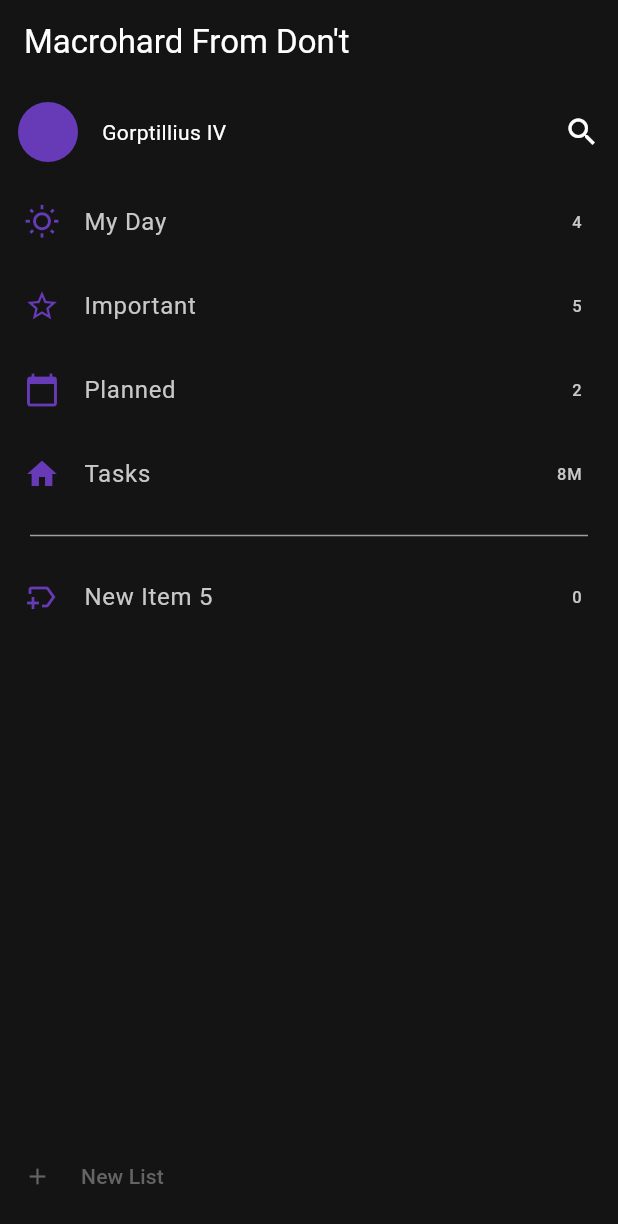
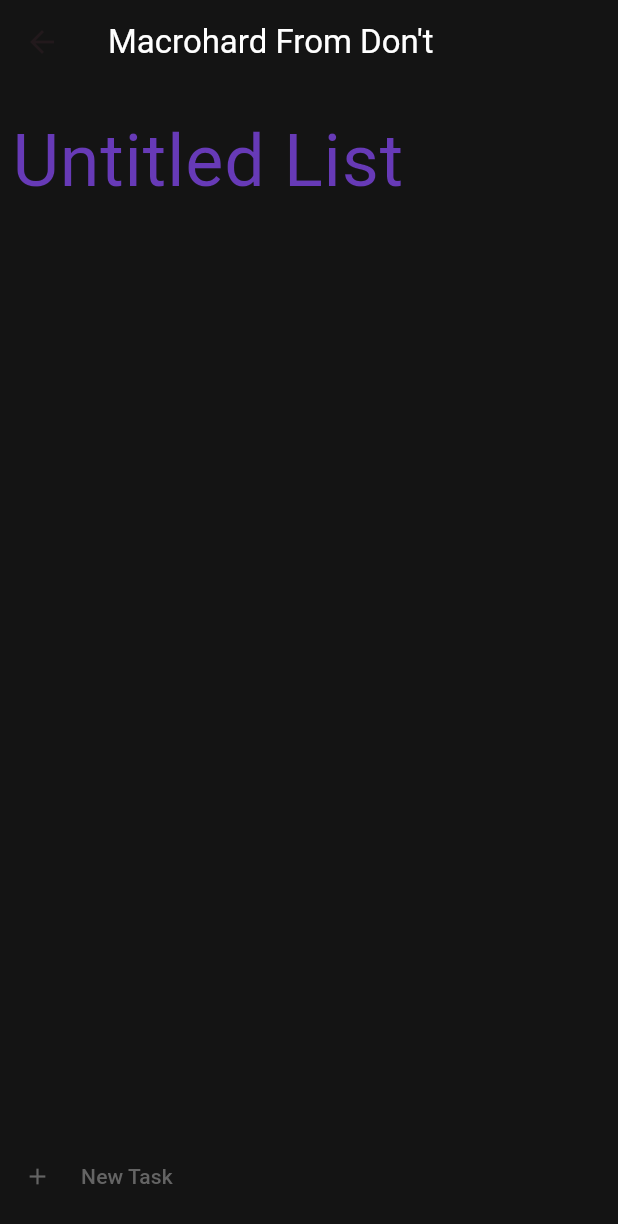
Before and after one commit to DerekBrandon0811/LearnFlutter, a Flutter app: the screen it shows after launch, after a tap on "New List", on a phone screen of 412 x 824 dp. Shown: the top 1224 px of the screen. Run offline on Flutter 3.47's test engine with Material 2 defaults, Android fonts, the phone set to English and light mode, and no system bars; drawn by our look-alikes of flutter_slidable.

Commit message:
Added task page and separated code. Need to work on state next

```diff
--- /dev/null
+++ b/my_app/lib/list_builder.dart
@@ -0,0 +1,63 @@
+import 'package:flutter/material.dart';
+import 'package:flutter_slidable/flutter_slidable.dart';
+
+class ListItem extends StatelessWidget {
+  const ListItem({
+    super.key,
+    required this.title,
+    required this.taskCount,
+    required this.iconType,
+  });
+
+  final String title;
+  final String taskCount;
+  final IconData iconType;
+
+  @override
+  Widget build(BuildContext context) {
+    return ListTile(
+      leading: Icon(iconType, color: Colors.deepPurple),
+      title: Text(title),
+      textColor: const Color.fromARGB(255, 200, 200, 200),
+      trailing: Text(taskCount),
+    );
+  }
+}
+
+class ListBuilder extends StatefulWidget {
+  const ListBuilder({super.key, required this.listItems});
+
+  final List<Widget> listItems;
+
+  @override
+  State<ListBuilder> createState() => ListBuilderState();
+}
+
+class ListBuilderState extends State<ListBuilder> {
+  @override
+  Widget build(BuildContext context) {
+    return ListView.builder(
+        itemCount: widget.listItems.length,
+        itemBuilder: (context, index) {
+          final item = widget.listItems[index];
+          return Slidable(
+            key: Key('$item'),
+            endActionPane: ActionPane(
+              motion: const ScrollMotion(),
+              children: [
+                SlidableAction(
+                  onPressed: (context) {
+                    setState(() {
+                      widget.listItems.removeAt(index);
+                    });
+                  },
+                  backgroundColor: Colors.red,
+                  icon: Icons.delete,
+                )
+              ],
+            ),
+            child: item,
+          );
+        });
+  }
+}
--- a/my_app/lib/main.dart
+++ b/my_app/lib/main.dart
@@ -1,5 +1,6 @@
 import 'package:flutter/material.dart';
-import 'package:flutter_slidable/flutter_slidable.dart';
+import 'package:macrohard/task_page.dart';
+import 'package:macrohard/list_builder.dart';
 
 void main() {
   runApp(const MyApp());
@@ -34,13 +35,13 @@ class MyApp extends StatelessWidget {
             background: const Color.fromARGB(255, 20, 20, 20)),
         useMaterial3: true,
       ),
-      home: const MyHomePage(title: 'Flutter Demo Home Page'),
+      home: const HomePage(),
     );
   }
 }
 
-class MyHomePage extends StatefulWidget {
-  const MyHomePage({super.key, required this.title});
+class HomePage extends StatefulWidget {
+  const HomePage({super.key});
 
   // This widget is the home page of your application. It is stateful, meaning
   // that it has a State object (defined below) that contains fields that affect
@@ -51,34 +52,37 @@ class MyHomePage extends StatefulWidget {
   // used by the build method of the State. Fields in a Widget subclass are
   // always marked "final".
 
-  final String title;
-
   @override
-  State<MyHomePage> createState() => _MyHomePageState();
+  State<HomePage> createState() => HomePageState();
 }
 
-class _MyHomePageState extends State<MyHomePage> {
-  late List<Widget> myListTiles;
+class HomePageState extends State<HomePage> {
+  late List<Widget> listItems;
 
-  void insertTile() {
-    myListTiles.add(ListItem(
-        title: "New Item ${myListTiles.length}",
-        notifCount: "0",
-        iconType: Icons.new_label_outlined));
+  void insertTile(BuildContext context) {
+    ListItem newItem = ListItem(
+        title: "Untitled List ${listItems.length}",
+        taskCount: "0",
+        iconType: Icons.new_label_outlined);
+    listItems.add(newItem);
     setState(() {});
+    Navigator.push(
+      context,
+      MaterialPageRoute(builder: (context) => const TaskPage()),
+    );
   }
 
   @override
   void initState() {
     super.initState();
-    myListTiles = [
+    listItems = [
       const ListItem(
-          title: "My Day", notifCount: "4", iconType: Icons.wb_sunny_outlined),
+          title: "My Day", taskCount: "4", iconType: Icons.wb_sunny_outlined),
       const ListItem(
-          title: "Important", notifCount: "5", iconType: Icons.star_border),
+          title: "Important", taskCount: "5", iconType: Icons.star_border),
       const ListItem(
-          title: "Planned", notifCount: "2", iconType: Icons.calendar_today),
-      const ListItem(title: "Tasks", notifCount: "8M", iconType: Icons.home),
+          title: "Planned", taskCount: "2", iconType: Icons.calendar_today),
+      const ListItem(title: "Tasks", taskCount: "8M", iconType: Icons.home),
       const Padding(
         padding: EdgeInsets.fromLTRB(20, 5, 20, 5),
         child: Divider(color: Colors.grey),
@@ -148,7 +152,7 @@ class _MyHomePageState extends State<MyHomePage> {
             ),
             Flexible(
               child: ListBuilder(
-                listItems: myListTiles,
+                listItems: listItems,
               ),
             ),
           ],
@@ -159,7 +163,7 @@ class _MyHomePageState extends State<MyHomePage> {
         color: const Color.fromARGB(255, 20, 20, 20),
         padding: const EdgeInsets.fromLTRB(4, 0, 0, 0),
         child: TextButton(
-          onPressed: () => insertTile(),
+          onPressed: () => insertTile(context),
           style: ButtonStyle(
             overlayColor: MaterialStateProperty.resolveWith<Color?>((_) {
               return Theme.of(context).colorScheme.background;
@@ -186,66 +190,6 @@ class _MyHomePageState extends State<MyHomePage> {
   }
 }
 
-class ListItem extends StatelessWidget {
-  const ListItem(
-      {super.key,
-      required this.title,
-      required this.notifCount,
-      required this.iconType});
-
-  final String title;
-  final String notifCount;
-  final IconData iconType;
-
-  @override
-  Widget build(BuildContext context) {
-    return ListTile(
-      leading: Icon(iconType, color: Colors.deepPurple),
-      title: Text(title),
-      textColor: const Color.fromARGB(255, 200, 200, 200),
-      trailing: Text(notifCount),
-    );
-  }
-}
-
-class ListBuilder extends StatefulWidget {
-  const ListBuilder({super.key, required this.listItems});
-
-  final List<Widget> listItems;
-
-  @override
-  State<ListBuilder> createState() => ListBuilderState();
-}
-
-class ListBuilderState extends State<ListBuilder> {
-  @override
-  Widget build(BuildContext context) {
-    return ListView.builder(
-        itemCount: widget.listItems.length,
-        itemBuilder: (context, index) {
-          final item = widget.listItems[index];
-          return Slidable(
-            key: Key('$item'),
-            endActionPane: ActionPane(
-              motion: const ScrollMotion(),
-              children: [
-                SlidableAction(
-                  onPressed: (context) {
-                    setState(() {
-                      widget.listItems.removeAt(index);
-                    });
-                  },
-                  backgroundColor: Colors.red,
-                  icon: Icons.delete,
-                )
-              ],
-            ),
-            child: item,
-          );
-        });
-  }
-}
-
 // Darken New List on hover
 // Add New List functionality
 // Dynamically add TodoLists to ListView when New List button clicked
--- /dev/null
+++ b/my_app/lib/task_page.dart
@@ -0,0 +1,103 @@
+import 'package:flutter/material.dart';
+import 'package:macrohard/list_builder.dart';
+
+class TaskPage extends StatefulWidget {
+  const TaskPage({super.key});
+
+  @override
+  State<TaskPage> createState() => TaskPageState();
+}
+
+class TaskPageState extends State<TaskPage> {
+  late List<Widget> taskItems;
+
+  void insertTile(BuildContext context) {
+    taskItems.add(const ListItem(
+        title: "Untitled Task",
+        taskCount: "0",
+        iconType: Icons.check_box_outline_blank));
+    setState(() {});
+  }
+
+  @override
+  void initState() {
+    super.initState();
+    taskItems = [];
+    //widget.listItem.title = "Untitled List";
+  }
+
+  @override
+  Widget build(BuildContext context) {
+    return Scaffold(
+      backgroundColor: const Color.fromARGB(255, 20, 20, 20),
+      appBar: AppBar(
+        title: const Text(
+          "Macrohard From Don't",
+          style: TextStyle(color: Colors.white),
+        ),
+        centerTitle: false,
+        backgroundColor: const Color.fromARGB(255, 20, 20, 20),
+      ),
+      body: Center(
+        child: Column(
+          children: [
+            Row(
+              children: [
+                Flexible(
+                    fit: FlexFit.tight,
+                    child: Padding(
+                      padding: const EdgeInsets.all(8.0),
+                      child: TextFormField(
+                          initialValue: "Untitled List",
+                          decoration: const InputDecoration(
+                              border: InputBorder.none,
+                              alignLabelWithHint: true,
+                              hintText: "Untitled List",
+                              hintStyle: TextStyle(
+                                  color: Color.fromARGB(120, 103, 58, 183),
+                                  fontSize: 48)),
+                          style: const TextStyle(
+                              color: Colors.deepPurple, fontSize: 48),
+                          cursorColor: Colors.white),
+                    )),
+              ],
+            ),
+            Flexible(
+              child: ListBuilder(
+                listItems: taskItems,
+              ),
+            ),
+          ],
+        ),
+      ),
+      bottomNavigationBar: BottomAppBar(
+        surfaceTintColor: const Color.fromARGB(255, 20, 20, 20),
+        color: const Color.fromARGB(255, 20, 20, 20),
+        padding: const EdgeInsets.fromLTRB(4, 0, 0, 0),
+        child: TextButton(
+          onPressed: () => insertTile(context),
+          style: ButtonStyle(
+            overlayColor: MaterialStateProperty.resolveWith<Color?>((_) {
+              return Theme.of(context).colorScheme.background;
+            }),
+          ),
+          child: const Row(
+            children: [
+              Padding(
+                padding: EdgeInsets.fromLTRB(0, 5, 20, 5),
+                child: Icon(
+                  Icons.add,
+                  color: Color.fromARGB(255, 100, 100, 100),
+                ),
+              ),
+              Text(
+                "New Task",
+                style: TextStyle(color: Color.fromARGB(255, 100, 100, 100)),
+              )
+            ],
+          ),
+        ),
+      ),
+    );
+  }
+}
```
